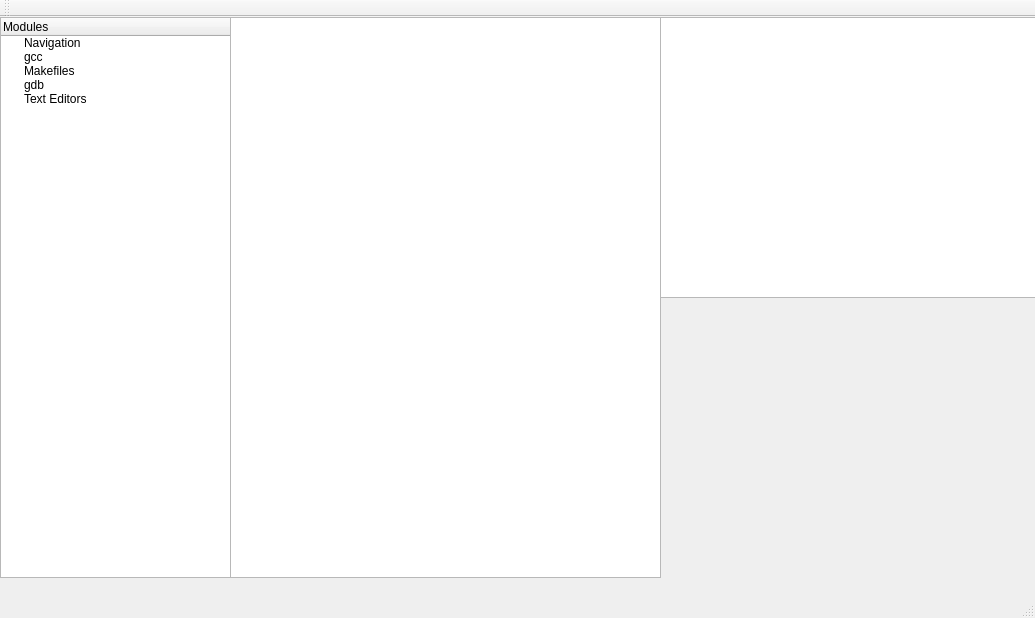
zsy5656/s18-learn-linux, file cu-learn-linux/mainwindow.ui: the form before one commit.
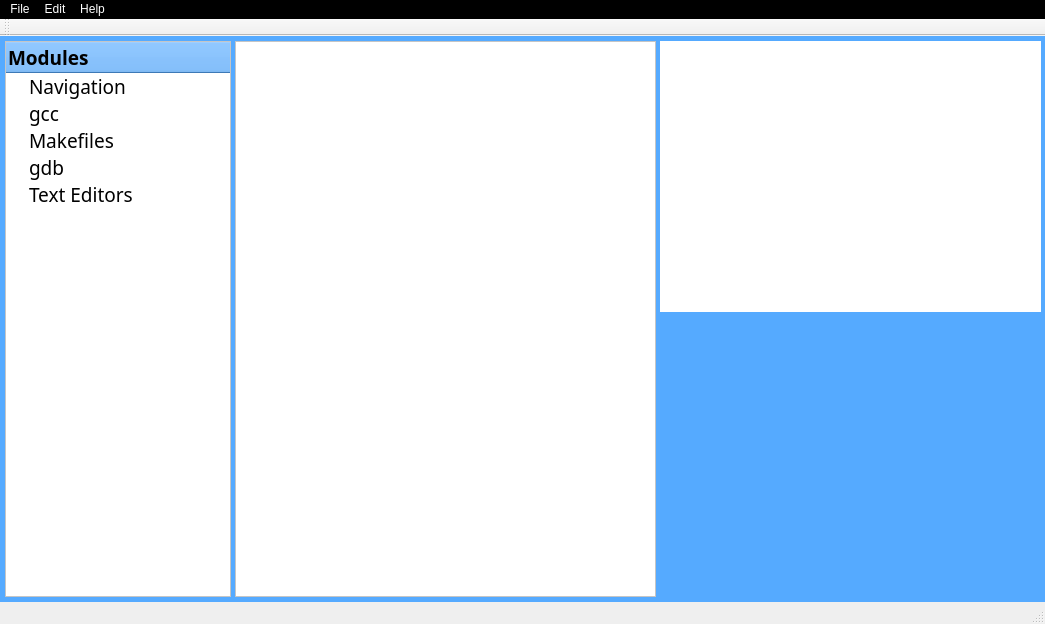
The form after the commit. Custom widgets are drawn as their Qt base class.

Commit message: edits to make UI more friendly

The edit to the form file:
```diff
--- a/cu-learn-linux/mainwindow.ui
+++ b/cu-learn-linux/mainwindow.ui
@@ -6,12 +6,33 @@
    <rect>
     <x>0</x>
     <y>0</y>
-    <width>1035</width>
-    <height>618</height>
+    <width>1045</width>
+    <height>624</height>
    </rect>
   </property>
   <property name="windowTitle">
-   <string>MainWindow</string>
+   <string>CU Learn Linux</string>
+  </property>
+  <property name="styleSheet">
+   <string notr="true">QWidget#centralWidget {
+	background-color: rgb(85, 170, 255);
+}
+
+QTextEdit#information {
+	background-color: white;
+	margin-left: 5px;
+	margin-right: 5px;
+	margin-top: 5px;
+}
+
+QTreeWidget{
+	background-color: white;
+}
+
+QMenuBar {
+	background-color: black;
+	color: white;
+}</string>
   </property>
   <widget class="QWidget" name="centralWidget">
    <widget class="QTreeWidget" name="treeWidget">
@@ -23,6 +44,32 @@
       <height>561</height>
      </rect>
     </property>
+    <property name="maximumSize">
+     <size>
+      <width>300</width>
+      <height>16777215</height>
+     </size>
+    </property>
+    <property name="font">
+     <font>
+      <family>Laksaman</family>
+      <pointsize>14</pointsize>
+      <weight>50</weight>
+      <bold>false</bold>
+     </font>
+    </property>
+    <property name="styleSheet">
+     <string notr="true">QHeaderView {
+	background-color: rgb(85, 170, 255);
+	font-family: Laksaman;
+	font-size: 14pt;
+	font-weight: bold;
+}
+QTreeWidget {
+	margin-left: 5px;
+	margin-top: 5px;
+}</string>
+    </property>
     <column>
      <property name="text">
       <string>Modules</string>
@@ -63,8 +110,24 @@
       <height>561</height>
      </rect>
     </property>
+    <property name="styleSheet">
+     <string notr="true">font-family: Laksaman;
+font-size: 10;</string>
+    </property>
+    <property name="verticalScrollBarPolicy">
+     <enum>Qt::ScrollBarAsNeeded</enum>
+    </property>
+    <property name="sizeAdjustPolicy">
+     <enum>QAbstractScrollArea::AdjustIgnored</enum>
+    </property>
+    <property name="readOnly">
+     <bool>true</bool>
+    </property>
    </widget>
    <widget class="TextEditHighlighted" name="editor">
+    <property name="enabled">
+     <bool>true</bool>
+    </property>
     <property name="geometry">
      <rect>
       <x>660</x>
@@ -73,6 +136,24 @@
       <height>281</height>
      </rect>
     </property>
+    <property name="styleSheet">
+     <string notr="true">QFrame {
+	background-color: rgb(85, 170, 255)
+}
+
+QTextEdit {
+	background-color: white;
+	margin-top: 5px;
+	margin-bottom: 5px;
+	padding-right: 10px;
+}</string>
+    </property>
+    <property name="frameShape">
+     <enum>QFrame::NoFrame</enum>
+    </property>
+    <property name="frameShadow">
+     <enum>QFrame::Sunken</enum>
+    </property>
    </widget>
    <widget class="QTermWidget" name="console" native="true">
     <property name="geometry">
@@ -90,10 +171,28 @@
     <rect>
      <x>0</x>
      <y>0</y>
-     <width>1035</width>
+     <width>1045</width>
      <height>19</height>
     </rect>
    </property>
+   <widget class="QMenu" name="menuFile">
+    <property name="title">
+     <string>File</string>
+    </property>
+   </widget>
+   <widget class="QMenu" name="menuEdit">
+    <property name="title">
+     <string>Edit</string>
+    </property>
+   </widget>
+   <widget class="QMenu" name="menuHelp">
+    <property name="title">
+     <string>Help</string>
+    </property>
+   </widget>
+   <addaction name="menuFile"/>
+   <addaction name="menuEdit"/>
+   <addaction name="menuHelp"/>
   </widget>
   <widget class="QToolBar" name="mainToolBar">
    <attribute name="toolBarArea">
```
The commit also changes 8 other files.
